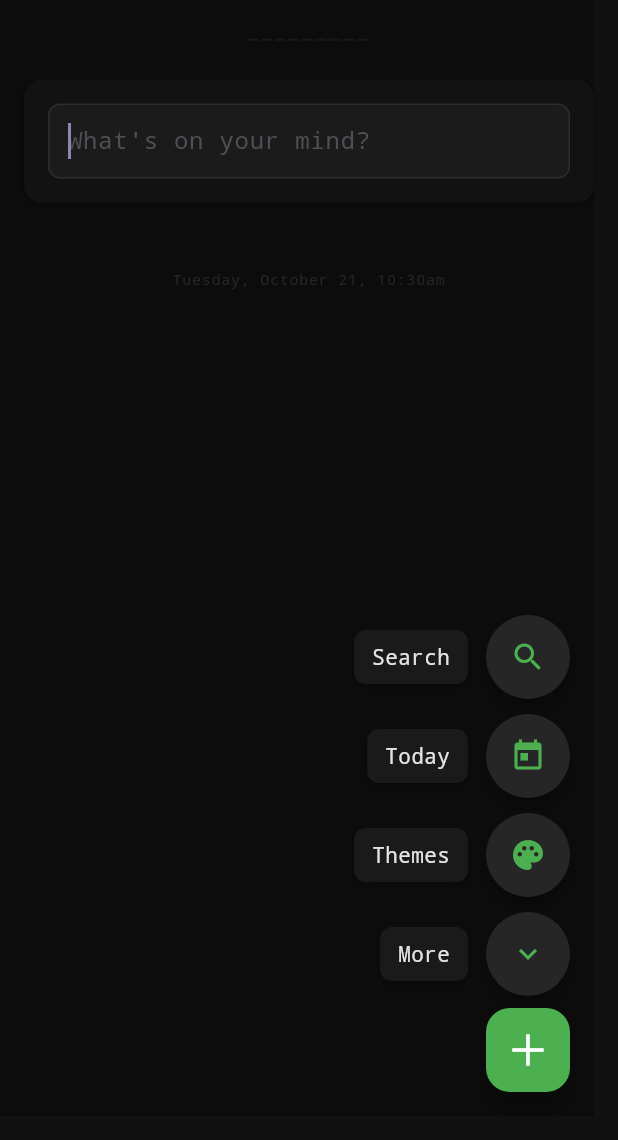
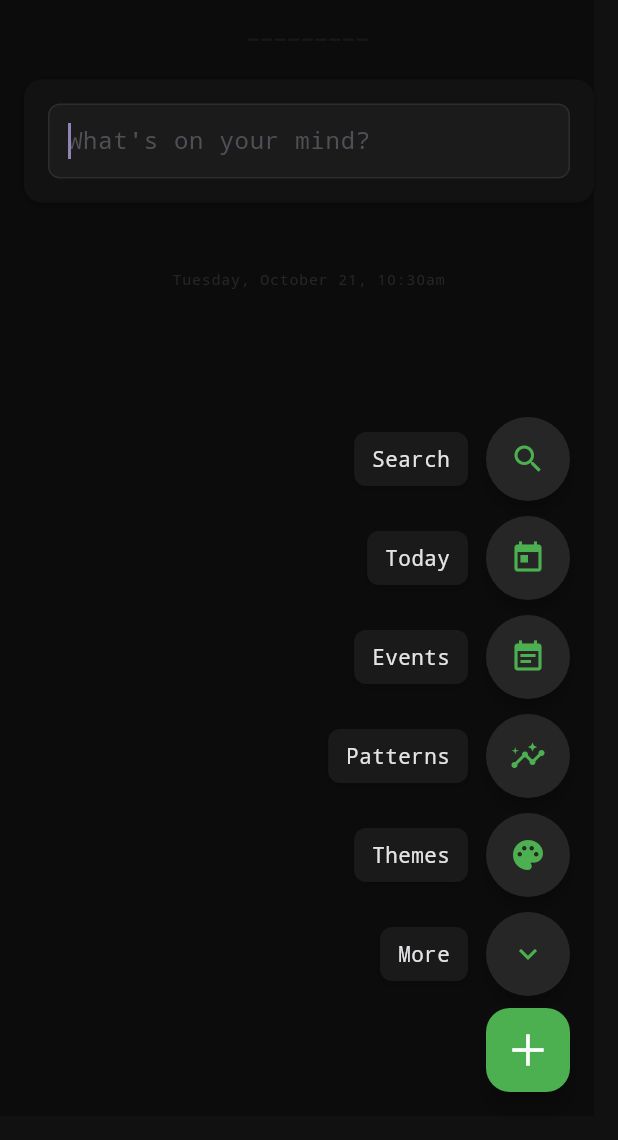
Before and after one commit to spiffler33/lean-flutter, a Flutter app: the screen it shows after launch, after a tap on the "menu" icon, on a phone screen of 412 x 824 dp, the part 96-1236 px from its top. Run offline on Flutter 3.47's test engine with Material 3 defaults, Android fonts, the phone set to English and light mode, and no system bars; our stand-ins replace dio, shared_preferences, sqflite, supabase_flutter; accounts and stored records are empty.

Commit message:
Add Events, Patterns, and Context commands to mobile FAB
- Added Events button to primary FAB menu for viewing AI-extracted events
- Added Patterns button to primary FAB menu for analyzing thought patterns
- Added Context option to secondary menu for managing user facts
- Reorganized FAB structure for better mobile UX
- Full feature parity with web app intelligence features

🤖 Generated with [Claude Code](https://claude.com/claude-code)

Co-Authored-By: Claude <noreply@anthropic.com>

```diff
--- a/lean_flutter/lib/widgets/mobile_fab.dart
+++ b/lean_flutter/lib/widgets/mobile_fab.dart
@@ -146,6 +146,24 @@ class _MobileFABState extends State<MobileFAB>
                     ),
                     const SizedBox(height: 10),
 
+                    // Events (AI Intelligence)
+                    _buildMenuItem(
+                      icon: Icons.event_note,
+                      label: 'Events',
+                      colors: colors,
+                      onTap: () => _handleAction('/events'),
+                    ),
+                    const SizedBox(height: 10),
+
+                    // Patterns (AI Intelligence)
+                    _buildMenuItem(
+                      icon: Icons.insights,
+                      label: 'Patterns',
+                      colors: colors,
+                      onTap: () => _handleAction('/patterns'),
+                    ),
+                    const SizedBox(height: 10),
+
                     // Themes (visual picker)
                     _buildMenuItem(
                       icon: Icons.palette,
@@ -186,6 +204,7 @@ class _MobileFABState extends State<MobileFAB>
                         child: Column(
                           crossAxisAlignment: CrossAxisAlignment.stretch,
                           children: [
+                            _buildCompactMenuItem('Context', Icons.psychology, colors, () => _handleAction('/context')),
                             _buildCompactMenuItem('Export', Icons.download, colors, () => _handleAction('/export')),
                             _buildCompactMenuItem('Stats', Icons.bar_chart, colors, () => _handleAction('/stats')),
                             _buildCompactMenuItem('Yesterday', Icons.history, colors, () => _handleAction('/yesterday')),
```
